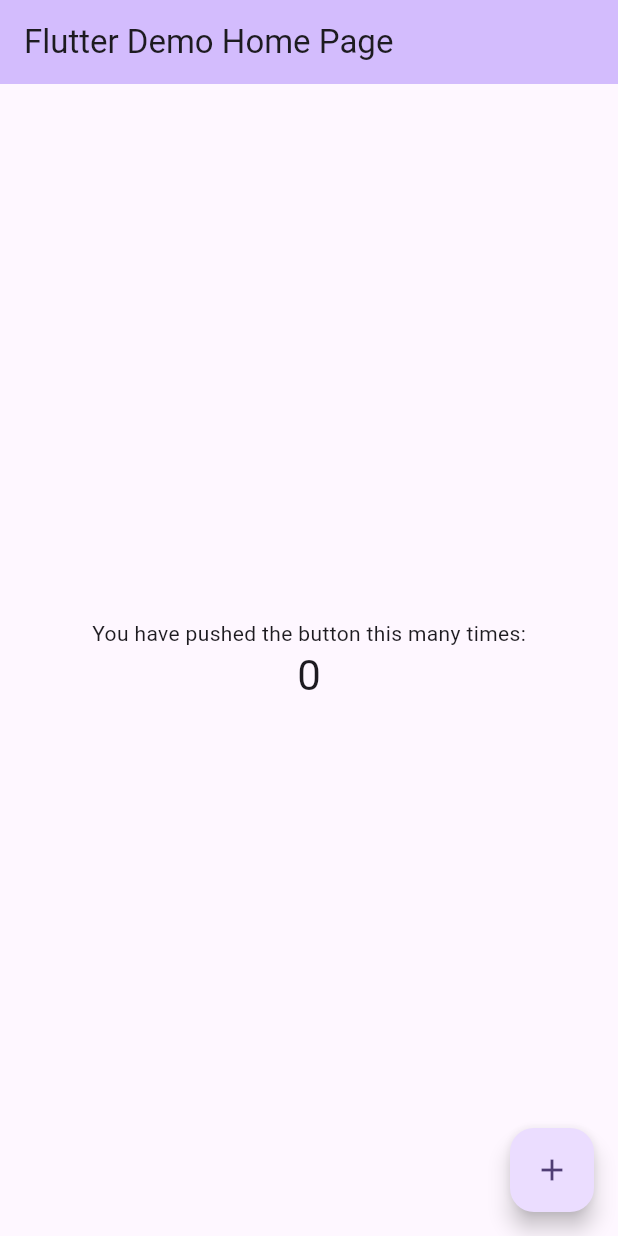
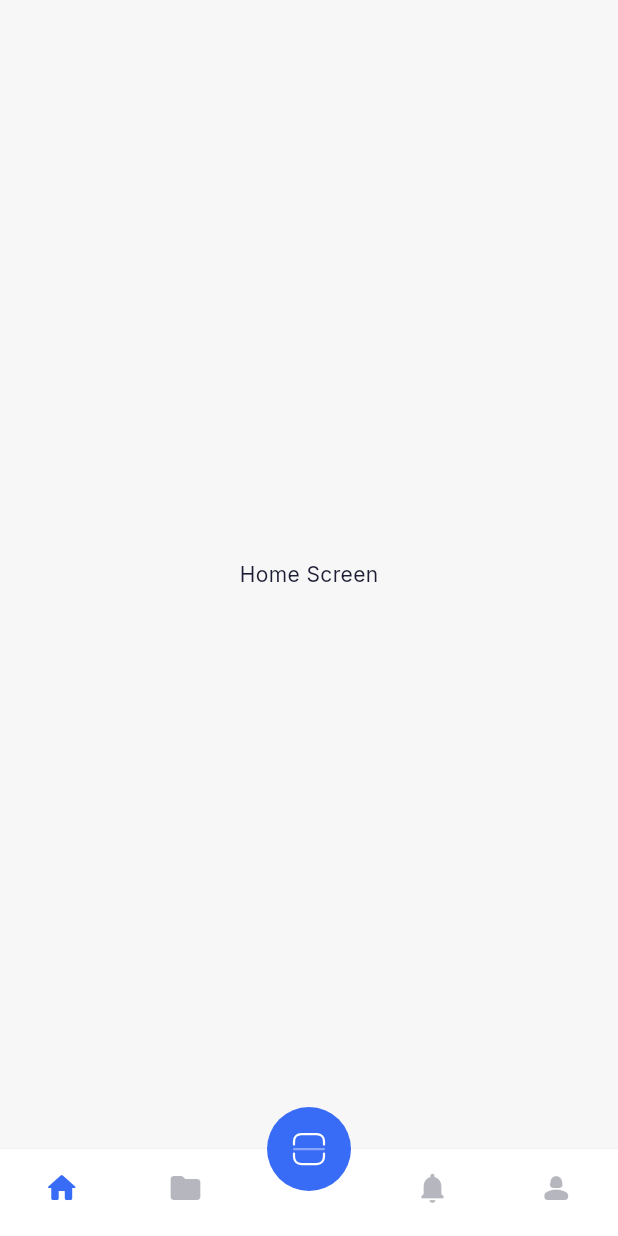
Before and after one commit to tizibienvenus/vvims_mobile_app, a Flutter app: the screen it shows after launch, on a phone screen of 412 x 824 dp. Run offline on Flutter 3.47's test engine with Material 3 defaults, Android fonts, the light colour scheme and no system bars; our stand-ins replace flutter_svg, google_fonts.

Commit message:
Project Struct

```diff
--- /dev/null
+++ b/lib/constants/constants.dart
@@ -0,0 +1,16 @@
+import 'package:flutter/material.dart';
+
+
+const kPrimaryColor = Color(0xFF386BF6);
+const kSecondaryColor = Color(0xFF16DBCC);
+const kContentColorLightTheme = Color(0xFF1D1D35);
+const kContentColorDarkTheme = Color(0xFFF5FCF9);
+const kErrorColor = Color(0xFFF03738);
+const kWhiteColor = Color(0xFFFFFFFF);
+const kBlackColor = Color(0xFF000000);
+const kBackColor = Color(0xFFF7F7F7);
+
+const kDefaultPadding = 20.0;
+const kBottomNavigationBarHeight = kDefaultPadding * 2.8;
+
+const kDefaultDuration = Duration(milliseconds: 250);
--- a/lib/main.dart
+++ b/lib/main.dart
@@ -1,4 +1,6 @@
 import 'package:flutter/material.dart';
+import 'package:vvims/screens/home.dart';
+import 'package:vvims/theme.dart';
 
 void main() {
   runApp(const MyApp());
@@ -7,119 +9,13 @@
 class MyApp extends StatelessWidget {
   const MyApp({super.key});
 
-  // This widget is the root of your application.
   @override
   Widget build(BuildContext context) {
     return MaterialApp(
+      debugShowCheckedModeBanner: false,
       title: 'Flutter Demo',
-      theme: ThemeData(
-        // This is the theme of your application.
-        //
-        // TRY THIS: Try running your application with "flutter run". You'll see
-        // the application has a purple toolbar. Then, without quitting the app,
-        // try changing the seedColor in the colorScheme below to Colors.green
-        // and then invoke "hot reload" (save your changes or press the "hot
-        // reload" button in a Flutter-supported IDE, or press "r" if you used
-        // the command line to start the app).
-        //
-        // Notice that the counter didn't reset back to zero; the application
-        // state is not lost during the reload. To reset the state, use hot
-        // restart instead.
-        //
-        // This works for code too, not just values: Most code changes can be
-        // tested with just a hot reload.
-        colorScheme: ColorScheme.fromSeed(seedColor: Colors.deepPurple),
-        useMaterial3: true,
-      ),
-      home: const MyHomePage(title: 'Flutter Demo Home Page'),
+      theme: lightThemeData(context),
+      home: const Home(),
     );
   }
 }
-
-class MyHomePage extends StatefulWidget {
-  const MyHomePage({super.key, required this.title});
-
-  // This widget is the home page of your application. It is stateful, meaning
-  // that it has a State object (defined below) that contains fields that affect
-  // how it looks.
-
-  // This class is the configuration for the state. It holds the values (in this
-  // case the title) provided by the parent (in this case the App widget) and
-  // used by the build method of the State. Fields in a Widget subclass are
-  // always marked "final".
-
-  final String title;
-
-  @override
-  State<MyHomePage> createState() => _MyHomePageState();
-}
-
-class _MyHomePageState extends State<MyHomePage> {
-  int _counter = 0;
-
-  void _incrementCounter() {
-    setState(() {
-      // This call to setState tells the Flutter framework that something has
-      // changed in this State, which causes it to rerun the build method below
-      // so that the display can reflect the updated values. If we changed
-      // _counter without calling setState(), then the build method would not be
-      // called again, and so nothing would appear to happen.
-      _counter++;
-    });
-  }
-
-  @override
-  Widget build(BuildContext context) {
-    // This method is rerun every time setState is called, for instance as done
-    // by the _incrementCounter method above.
-    //
-    // The Flutter framework has been optimized to make rerunning build methods
-    // fast, so that you can just rebuild anything that needs updating rather
-    // than having to individually change instances of widgets.
-    return Scaffold(
-      appBar: AppBar(
-        // TRY THIS: Try changing the color here to a specific color (to
-        // Colors.amber, perhaps?) and trigger a hot reload to see the AppBar
-        // change color while the other colors stay the same.
-        backgroundColor: Theme.of(context).colorScheme.inversePrimary,
-        // Here we take the value from the MyHomePage object that was created by
-        // the App.build method, and use it to set our appbar title.
-        title: Text(widget.title),
-      ),
-      body: Center(
-        // Center is a layout widget. It takes a single child and positions it
-        // in the middle of the parent.
-        child: Column(
-          // Column is also a layout widget. It takes a list of children and
-          // arranges them vertically. By default, it sizes itself to fit its
-          // children horizontally, and tries to be as tall as its parent.
-          //
-          // Column has various properties to control how it sizes itself and
-          // how it positions its children. Here we use mainAxisAlignment to
-          // center the children vertically; the main axis here is the vertical
-          // axis because Columns are vertical (the cross axis would be
-          // horizontal).
-          //
-          // TRY THIS: Invoke "debug painting" (choose the "Toggle Debug Paint"
-          // action in the IDE, or press "p" in the console), to see the
-          // wireframe for each widget.
-          mainAxisAlignment: MainAxisAlignment.center,
-          children: <Widget>[
-            const Text(
-              'You have pushed the button this many times:',
-            ),
-            Text(
-              '$_counter',
-              style: Theme.of(context).textTheme.headlineMedium,
-            ),
-          ],
-        ),
-      ),
-      floatingActionButton: FloatingActionButton(
-        onPressed: _incrementCounter,
-        tooltip: 'Increment',
-        child: const Icon(Icons.add),
-      ), // This trailing comma makes auto-formatting nicer for build methods.
-    );
-  }
-}
--- /dev/null
+++ b/lib/screens/home.dart
@@ -0,0 +1,80 @@
+import 'package:flutter/material.dart';
+import 'package:flutter_svg/svg.dart';
+import 'package:vvims/constants/constants.dart';
+import 'package:vvims/screens/home/home_screen.dart';
+
+class Home extends StatefulWidget {
+  const Home({Key? key}) : super(key: key);
+
+  @override
+  State<Home> createState() => _ChatsState();
+}
+
+class _ChatsState extends State<Home> {
+  late ScrollController controller;
+  int currentIndex = 0;
+
+  List pages = [
+    HomeScreen(),
+    HomeScreen(),
+    HomeScreen(),
+    HomeScreen(),
+    HomeScreen(),
+  ];
+
+  @override
+  void initState() {
+    super.initState();
+    controller = ScrollController();
+  }
+
+  @override
+  void dispose() {
+    controller.dispose();
+    super.dispose();
+  }
+
+  @override
+  Widget build(BuildContext context) {
+    return Scaffold(
+      floatingActionButtonLocation: FloatingActionButtonLocation.centerDocked,
+      floatingActionButton: FloatingActionButton(
+        hoverElevation: 0,
+        elevation: 0,
+        shape: RoundedRectangleBorder(
+          borderRadius: BorderRadius.circular(kDefaultPadding * 5)),
+        onPressed: (){},
+        child: SvgPicture.asset("assets/icons/scanner.svg")
+      ),
+      bottomNavigationBar: buildBottomNavigationBar(),
+      body: pages[currentIndex],
+    );
+  }
+
+  BottomNavigationBar buildBottomNavigationBar() {
+    return BottomNavigationBar(
+      elevation: 1,
+      type: BottomNavigationBarType.fixed,
+      //fixedColor: kPrimaryColor,
+      currentIndex: currentIndex,
+      enableFeedback: true,
+      showSelectedLabels: false,
+      showUnselectedLabels: false,
+      onTap: (value) {
+        setState(() {
+          currentIndex = value;
+        });
+      },
+      items: const [
+        BottomNavigationBarItem(icon: Icon(Icons.home_rounded), label: "Home"),
+        BottomNavigationBarItem(icon: Icon(Icons.folder_rounded), label: "Folder"),
+        BottomNavigationBarItem(icon: Icon(Icons.notifications_rounded , color: kWhiteColor,), label: "None"),
+        BottomNavigationBarItem(icon: Icon(Icons.notifications_rounded,), label: "Notifications"),
+        BottomNavigationBarItem(
+          icon: Icon(Icons.person_2_rounded),
+          label: "Profile",
+        ),
+      ],
+    );
+  }
+}
--- /dev/null
+++ b/lib/screens/home/home_screen.dart
@@ -0,0 +1,15 @@
+import 'package:flutter/material.dart';
+
+class HomeScreen extends StatelessWidget{
+
+  @override
+  Widget build(BuildContext context){
+    return Scaffold(
+      body: Container(
+        child: Center(
+          child: Text("Home Screen"),
+        ),
+      ),
+    );
+  }
+}
--- /dev/null
+++ b/lib/theme.dart
@@ -0,0 +1,43 @@
+import 'package:flutter/material.dart';
+import 'package:google_fonts/google_fonts.dart';
+import 'package:vvims/constants/constants.dart';
+
+ThemeData lightThemeData(BuildContext context) {
+  return ThemeData.light().copyWith(
+    useMaterial3: true,
+    primaryColor: kPrimaryColor,
+    scaffoldBackgroundColor: kBackColor,//Colors.white,
+    appBarTheme: appBarTheme,
+    iconTheme: const IconThemeData(color: kContentColorLightTheme),
+    textTheme: GoogleFonts.interTextTheme(Theme.of(context).textTheme)
+    .apply(bodyColor: kContentColorLightTheme)
+    .copyWith(
+      // Utilisez Montserrat pour le style de corps
+      bodyText1: GoogleFonts.montserrat(
+        textStyle: Theme.of(context).textTheme.bodyText1,
+      ),
+      // Vous pouvez également ajouter d'autres styles de texte si nécessaire, par exemple :
+      headline1: GoogleFonts.montserrat(
+        textStyle: Theme.of(context).textTheme.headline1,
+      ),
+      // Ajoutez d'autres styles de texte selon vos besoins
+    ),
+
+    /* textTheme: GoogleFonts.interTextTheme(Theme.of(context).textTheme)
+        .apply(bodyColor: kContentColorLightTheme), */
+    colorScheme: const ColorScheme.light(
+      primary: kPrimaryColor,
+      secondary: kSecondaryColor,
+      error: kErrorColor,
+    ),
+    bottomNavigationBarTheme: BottomNavigationBarThemeData(
+      backgroundColor: Colors.white,
+      selectedItemColor: kContentColorLightTheme.withOpacity(0.7),
+      unselectedItemColor: kContentColorLightTheme.withOpacity(0.32),
+      selectedIconTheme: const IconThemeData(color: kPrimaryColor),
+      showUnselectedLabels: false,
+    ),
+  );
+}
+
+const appBarTheme = AppBarTheme(centerTitle: false, elevation: 0);
```
Also changed, not shown: pubspec.yaml (+7 -65 lines), assets/icons/scanner.svg (added), assets/images/car_onboard.png (added), assets/images/logo.png (added), assets/images/logo.svg (added), assets/images/ornament.png (added), assets/images/user_onboard.png (added), lib/screens/auth/login.dart (added), lib/screens/notifications/notifiactions.dart (added), lib/screens/ombording/omboarding_screen.dart (added), lib/screens/profile/profile.dart (added), lib/screens/scan/scan_screen.dart (added), pubspec.lock, 2 other files.
